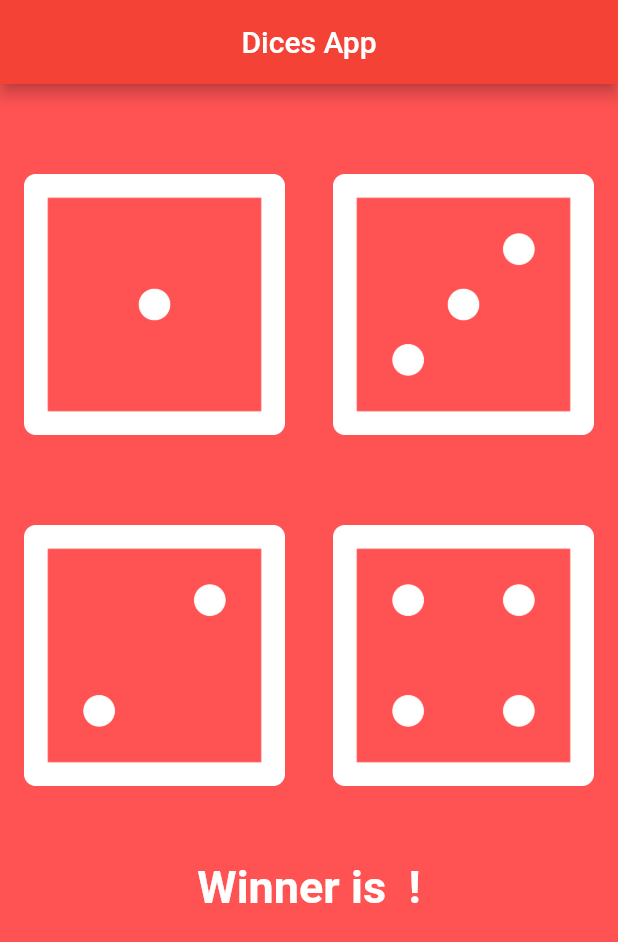
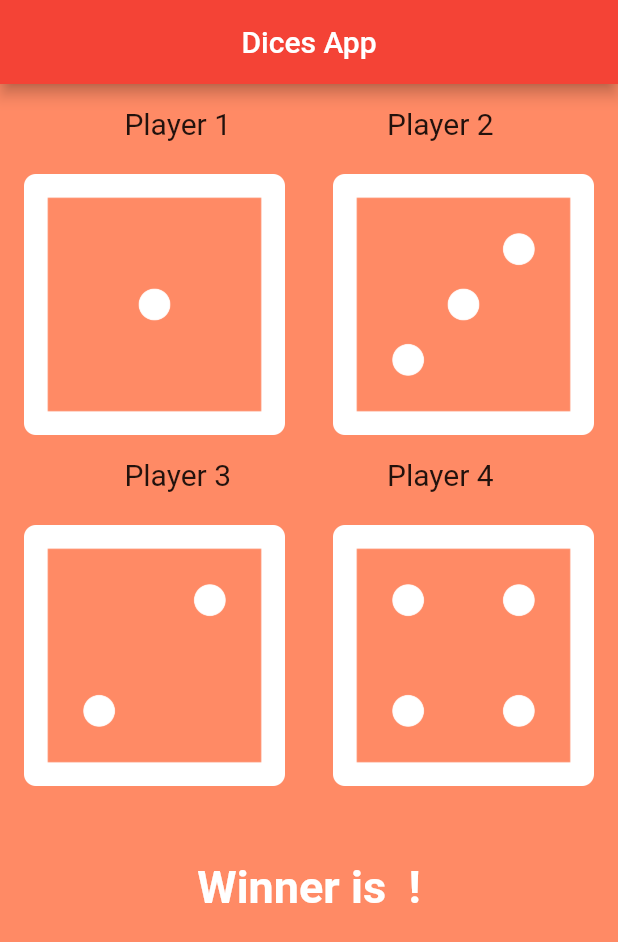
Before and after one commit to Axact-Flutter-Community/agarwalsahil0210_projects, a Flutter app: the screen it shows after launch, on a phone screen of 412 x 824 dp. Shown: the top 942 px of the screen. Run offline on Flutter 3.47's test engine with Material 2 defaults, Android fonts, the phone set to English and light mode, and no system bars.

Commit message:
Players modified

```diff
--- a/Day3/dices_app/lib/main.dart
+++ b/Day3/dices_app/lib/main.dart
@@ -6,7 +6,7 @@ void main() {
   runApp(MaterialApp(
     debugShowCheckedModeBanner: false,
     home: Scaffold(
-      backgroundColor: Colors.redAccent,
+      backgroundColor: Colors.deepOrange[300],
       appBar: AppBar(
         centerTitle: true,
         title: Text('Dices App'),
@@ -23,34 +23,34 @@ class DicePage extends StatefulWidget {
 }
 
 class _DicePageState extends State<DicePage> {
-  int leftup = 1;
-  int leftdown = 2;
-  int rightup = 3;
-  int rightdown = 4;
+  int Player1 = 1;
+  int Player3 = 2;
+  int Player2 = 3;
+  int Player4 = 4;
   String winner = "";
 
   void dice() {
     setState(() {
-      leftup = Random().nextInt(6) + 1;
-      leftdown = Random().nextInt(6) + 1;
-      rightup = Random().nextInt(6) + 1;
-      rightdown = Random().nextInt(6) + 1;
-      if (leftup > leftdown) {
-        if (leftup > rightup) {
-          if (leftup > rightdown)
-            winner = "left up";
+      Player1 = Random().nextInt(6) + 1;
+      Player3 = Random().nextInt(6) + 1;
+      Player2 = Random().nextInt(6) + 1;
+      Player4 = Random().nextInt(6) + 1;
+      if ( Player1> Player3) {
+        if (Player1 > Player2) {
+          if (Player1 > Player4)
+            winner = "Player 1";
           else
-            winner = "rightdown";
-        } else if (rightup > rightdown) winner = "Right up";
-        else winner = "Right down";
+            winner = "Player 4";
+        } else if (Player2 > Player4) winner = "Player 2";
+        else winner = "Player 4";
       }
       else{
-        if(leftdown>rightup){
-          if(leftdown>rightdown) winner="Left Down";
-          else winner = "Right Down";
+        if(Player3>Player2){
+          if(Player3>Player4) winner="Player 3";
+          else winner = "Player 4";
         }
-        else if(rightup>rightdown) winner = "Right up";
-        else winner = "Right down";
+        else if(Player2>Player4) winner = "Player 2";
+        else winner = "Player 4";
       }
     });
   }
@@ -61,6 +61,7 @@ class _DicePageState extends State<DicePage> {
       child: Column(
         children: <Widget>[
           SizedBox(
+            child: Container(padding: EdgeInsets.fromLTRB(0, 15, 0, 0),child: Text("Player 1                     Player 2", style: TextStyle(fontSize: 20),)),
             height: 60.0,
           ),
           Row(
@@ -70,7 +71,7 @@ class _DicePageState extends State<DicePage> {
                   onPressed: () {
                     dice();
                   },
-                  child: Image.asset('images/dice$leftup.png'),
+                  child: Image.asset('images/dice$Player1.png'),
                 ),
               ),
               Expanded(
@@ -78,12 +79,13 @@ class _DicePageState extends State<DicePage> {
                   onPressed: () {
                     dice();
                   },
-                  child: Image.asset('images/dice$rightup.png'),
+                  child: Image.asset('images/dice$Player2.png'),
                 ),
               )
             ],
           ),
           SizedBox(
+            child: Container(padding: EdgeInsets.fromLTRB(0, 15, 0, 0),child: Text("Player 3                     Player 4", style: TextStyle(fontSize: 20),)),
             height: 60.0,
           ),
           Row(
@@ -93,7 +95,7 @@ class _DicePageState extends State<DicePage> {
                   onPressed: () {
                     dice();
                   },
-                  child: Image.asset('images/dice$leftdown.png'),
+                  child: Image.asset('images/dice$Player3.png'),
                 ),
               ),
               Expanded(
@@ -101,7 +103,7 @@ class _DicePageState extends State<DicePage> {
                   onPressed: () {
                     dice();
                   },
-                  child: Image.asset('images/dice$rightdown.png'),
+                  child: Image.asset('images/dice$Player4.png'),
                 ),
               )
             ],
```
